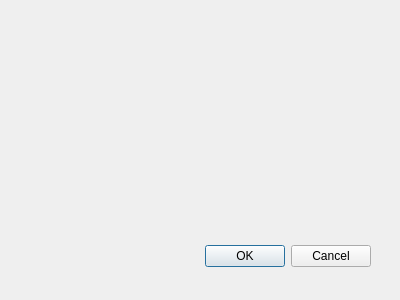
Before: the Qt Designer form ui/windows/managers/book.ui in GunioRobot/speechcontrol, drawn with Qt 5.
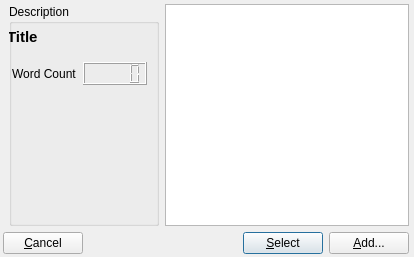
After: the same form once the commit is applied.

Diff of the .ui file:
```diff
--- a/ui/windows/managers/book.ui
+++ b/ui/windows/managers/book.ui
@@ -8,28 +8,135 @@
    <rect>
     <x>0</x>
     <y>0</y>
-    <width>400</width>
-    <height>300</height>
+    <width>414</width>
+    <height>257</height>
    </rect>
   </property>
   <property name="windowTitle">
    <string>Dialog</string>
   </property>
-  <widget class="QDialogButtonBox" name="buttonBox">
+  <property name="modal">
+   <bool>true</bool>
+  </property>
+  <widget class="QWidget" name="gridLayoutWidget">
    <property name="geometry">
     <rect>
-     <x>30</x>
-     <y>240</y>
-     <width>341</width>
-     <height>32</height>
+     <x>3</x>
+     <y>4</y>
+     <width>406</width>
+     <height>250</height>
     </rect>
    </property>
-   <property name="orientation">
-    <enum>Qt::Horizontal</enum>
-   </property>
-   <property name="standardButtons">
-    <set>QDialogButtonBox::Cancel|QDialogButtonBox::Ok</set>
-   </property>
+   <layout class="QGridLayout" name="gridLayout">
+    <item row="0" column="2">
+     <widget class="QListWidget" name="lstBooks"/>
+    </item>
+    <item row="0" column="1">
+     <widget class="QGroupBox" name="groupBox">
+      <property name="minimumSize">
+       <size>
+        <width>150</width>
+        <height>0</height>
+       </size>
+      </property>
+      <property name="title">
+       <string>Description</string>
+      </property>
+      <widget class="QLabel" name="lblTitle">
+       <property name="geometry">
+        <rect>
+         <x>-2</x>
+         <y>16</y>
+         <width>151</width>
+         <height>34</height>
+        </rect>
+       </property>
+       <property name="font">
+        <font>
+         <pointsize>11</pointsize>
+         <weight>75</weight>
+         <bold>true</bold>
+        </font>
+       </property>
+       <property name="text">
+        <string>Title</string>
+       </property>
+      </widget>
+      <widget class="QWidget" name="formLayoutWidget">
+       <property name="geometry">
+        <rect>
+         <x>3</x>
+         <y>58</y>
+         <width>142</width>
+         <height>32</height>
+        </rect>
+       </property>
+       <layout class="QFormLayout" name="formLayout">
+        <property name="fieldGrowthPolicy">
+         <enum>QFormLayout::ExpandingFieldsGrow</enum>
+        </property>
+        <item row="0" column="0">
+         <widget class="QLabel" name="label">
+          <property name="text">
+           <string>Word Count</string>
+          </property>
+         </widget>
+        </item>
+        <item row="0" column="1">
+         <widget class="QLCDNumber" name="lcdWordCount"/>
+        </item>
+       </layout>
+      </widget>
+      <zorder>lblTitle</zorder>
+      <zorder>formLayoutWidget</zorder>
+      <zorder></zorder>
+     </widget>
+    </item>
+    <item row="1" column="0" colspan="3">
+     <layout class="QHBoxLayout" name="horizontalLayout">
+      <item>
+       <widget class="QPushButton" name="btnCancel">
+        <property name="text">
+         <string>&amp;Cancel</string>
+        </property>
+       </widget>
+      </item>
+      <item>
+       <spacer name="horizontalSpacer">
+        <property name="orientation">
+         <enum>Qt::Horizontal</enum>
+        </property>
+        <property name="sizeHint" stdset="0">
+         <size>
+          <width>40</width>
+          <height>20</height>
+         </size>
+        </property>
+       </spacer>
+      </item>
+      <item>
+       <widget class="QPushButton" name="btnSelect">
+        <property name="text">
+         <string>&amp;Select</string>
+        </property>
+        <property name="autoDefault">
+         <bool>false</bool>
+        </property>
+        <property name="default">
+         <bool>true</bool>
+        </property>
+       </widget>
+      </item>
+      <item>
+       <widget class="QPushButton" name="btnAdd">
+        <property name="text">
+         <string>&amp;Add...</string>
+        </property>
+       </widget>
+      </item>
+     </layout>
+    </item>
+   </layout>
   </widget>
  </widget>
  <pixmapfunction/>
```
Left out of the diff: 42 changed lines with no effect on the pictures.
